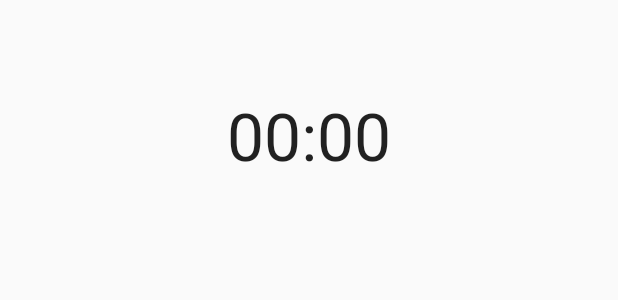
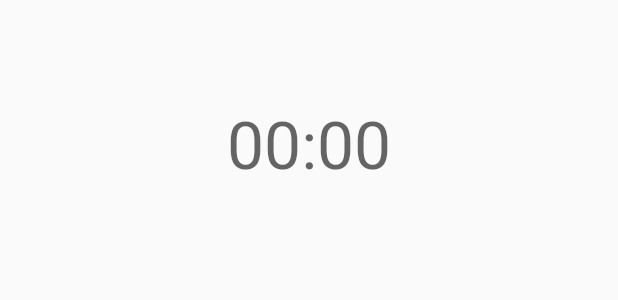
Before and after one commit to rabanush/FitTrack, an Android app built with Jetpack Compose: the layout notification_rest_timer.xml on its own in the app's theme, with its tools: preview values and no code run, on a phone screen of 412 x 824 dp. Shown: the top 300 px of the screen. Run offline under Robolectric (Android 15) with nearby library versions, the phone set to English and light mode, and no system bars.

Commit message:
Replace private notification text appearance styles
Agent-Logs-Url: https://github.com/rabanush/FitTrack/sessions/380e0137-f5d0-4cf9-9e05-7b6ade57bb0c

Co-authored-by: rabanush <88557389+rabanush@users.noreply.github.com>

```diff
--- a/app/src/main/res/layout/notification_rest_timer.xml
+++ b/app/src/main/res/layout/notification_rest_timer.xml
@@ -14,7 +14,7 @@
         android:layout_height="wrap_content"
         android:ellipsize="end"
         android:maxLines="1"
-        android:textAppearance="@android:style/TextAppearance.DeviceDefault.Notification.Title" />
+        android:textAppearance="@android:style/TextAppearance.Material.Medium" />
 
     <TextView
         android:id="@+id/timerSubtitle"
@@ -23,7 +23,7 @@
         android:layout_marginTop="2dp"
         android:ellipsize="end"
         android:maxLines="1"
-        android:textAppearance="@android:style/TextAppearance.DeviceDefault.Notification" />
+        android:textAppearance="@android:style/TextAppearance.Material.Small" />
 
     <Chronometer
         android:id="@+id/timerChronometer"
@@ -31,6 +31,6 @@
         android:layout_height="wrap_content"
         android:layout_marginTop="8dp"
         android:gravity="center_horizontal"
-        android:textAppearance="@android:style/TextAppearance.DeviceDefault.Notification.Title"
+        android:textAppearance="@android:style/TextAppearance.Material.Medium"
         android:textSize="44sp" />
 </LinearLayout>
```
